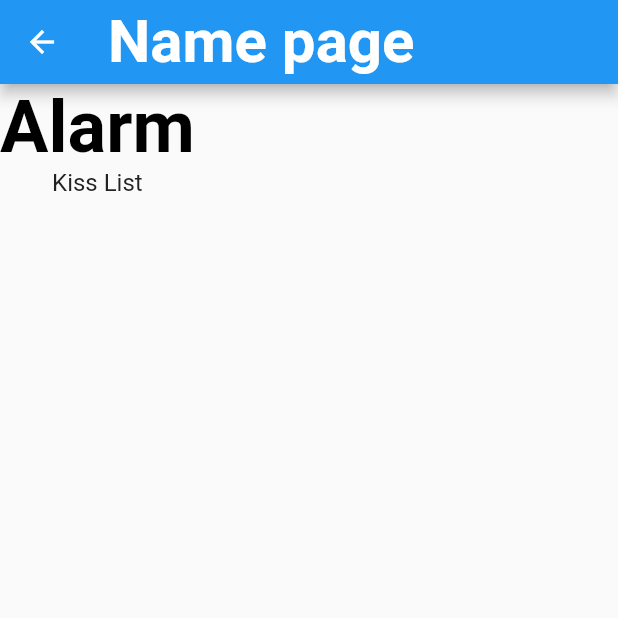
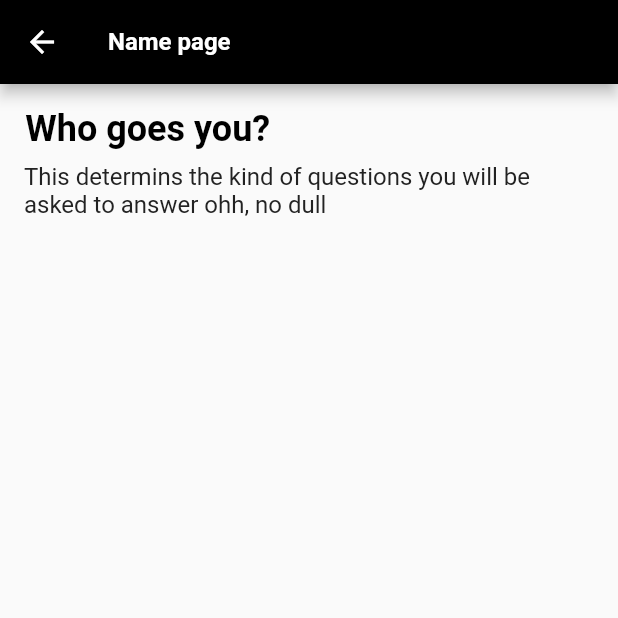
Before and after one commit to Drounz/twoam, a Flutter app: the name_page screen opened directly, on a phone screen of 412 x 824 dp, the top half of it. Run offline on Flutter 3.47's test engine with Material 2 defaults, Android fonts, the phone set to English and light mode, and no system bars.

Commit message:
arranged the text to the fucking left and also colord the app bar black

```diff
--- a/lib/name.dart
+++ b/lib/name.dart
@@ -12,34 +12,40 @@ class _name_pageState extends State<name_page> {
   Widget build(BuildContext context) {
     return Scaffold(
       appBar: AppBar(
-        title: Text(
+        backgroundColor: Colors.black,
+        title: const Text(
           "Name page",
           style: TextStyle(
-            fontSize: 40,
+            fontSize: 16,
             fontWeight: FontWeight.bold,
           ),
         ),
       ),
-      body: const Column(
-        children: [
-          Text(
-            "Alarm",
+      body: const Padding(
+        padding: EdgeInsets.all(16.0),
+        child: Column(children: [
+          Padding(
+            padding: EdgeInsets.only(right: 215),
+            child: Text(
+              "Who goes you?",
               style: TextStyle(
-              fontSize: 48,
+                fontSize: 24,
                 fontWeight: FontWeight.bold,
                 color: Colors.black,
               ),
-            textAlign: TextAlign.left,
             ),
-          Text(
-            "Kiss List",
+          ),
+          Padding(
+            padding: EdgeInsets.only(top: 8.0),
+            child: Text(
+              "This determins the kind of questions you will be asked to answer ohh, no dull",
               style: TextStyle(
                 fontSize: 16,
                 color: Color.fromARGB(255, 34, 34, 34),
               ),
-            textAlign: TextAlign.left,
             ),
-        ],
+          ),
+        ]),
       ),
     );
   }
```
Also changed, not shown: lib/main.dart (+22 -1 lines). Lines whose indentation alone changed are shown as unchanged.
